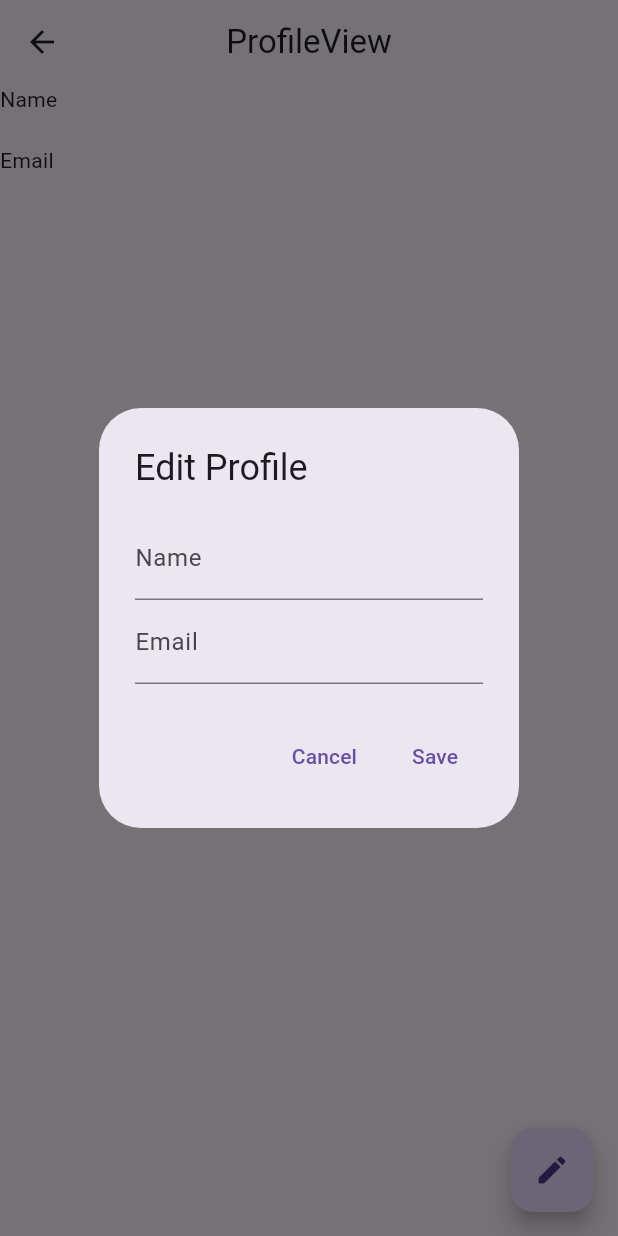
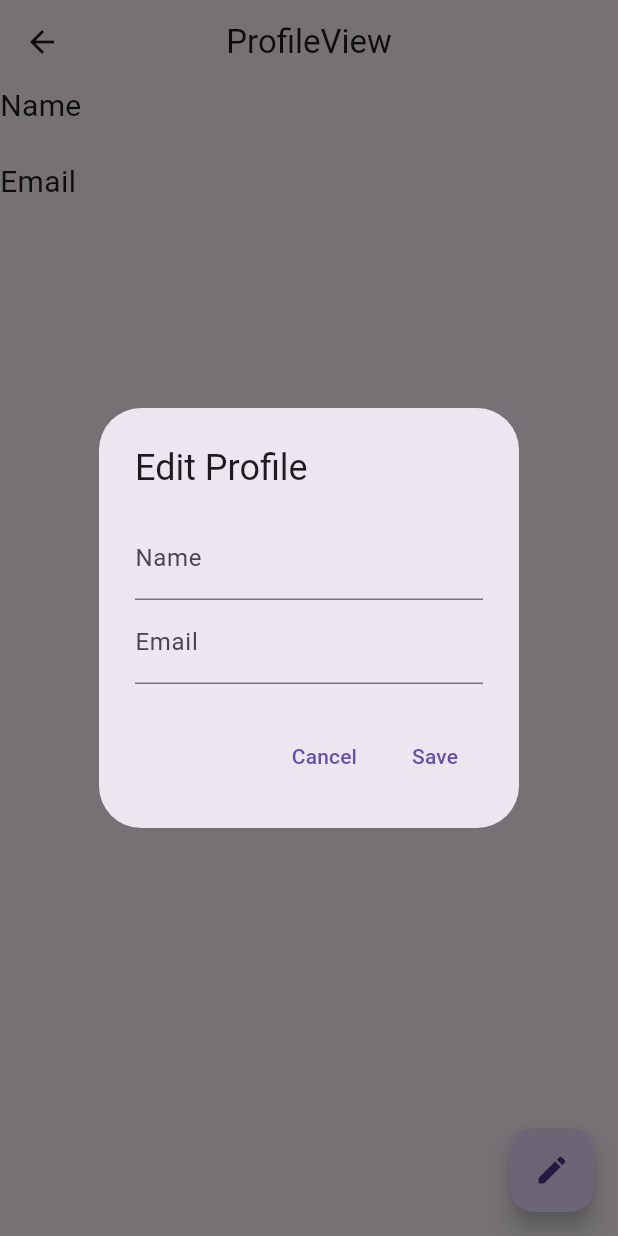
Before and after one commit to BrawlerXull/It-s-Urgent-, a Flutter app: the ProfileView screen opened by its route, after a tap on the "edit" icon, on a phone screen of 412 x 824 dp. Run offline on Flutter 3.47's test engine with Material 3 defaults, Android fonts, the phone set to English and light mode, and no system bars; our stand-ins replace cloud_firestore, firebase_auth, firebase_core, flutter_contacts, get, google_fonts and 1 more; accounts and stored records are empty; Roboto replaces fonts that are missing (Acme).

Commit message:
some changes

```diff
--- a/lib/app/modules/profile/controllers/profile_controller.dart
+++ b/lib/app/modules/profile/controllers/profile_controller.dart
@@ -1,11 +1,13 @@
-import 'package:get/get.dart';
+
 import 'package:cloud_firestore/cloud_firestore.dart';
 import 'package:firebase_auth/firebase_auth.dart';
+import 'package:get/get.dart';
 
 class ProfileController extends GetxController {
-  final count = 0.obs;
-  RxString name = "".obs;
-  RxString email = "".obs;
+  final UserService _userService = UserService();
+
+  final name = ''.obs;
+  final email = ''.obs;
 
   @override
   void onInit() {
@@ -15,46 +17,51 @@ class ProfileController extends GetxController {
 
   Future<void> fetchUserData() async {
     try {
-      String? userId = FirebaseAuth.instance.currentUser?.uid;
-
-      if (userId != null) {
-        DocumentSnapshot userSnapshot = await FirebaseFirestore.instance
-            .collection('users')
-            .doc(userId)
-            .get();
-
-        if (userSnapshot.exists) {
-          Map<String, dynamic> userData =
-              userSnapshot.data() as Map<String, dynamic>;
-          name.value = userData['name'] ?? 'Please Update the Name';
-          email.value = userData['email'] ?? 'Please Update the Email';
-        }
-      } else {
-        print('User is not logged in.');
-      }
+      final userData = await _userService.getUserData();
+      name.value = userData['name'] ?? 'Please Update the Name';
+      email.value = userData['email'] ?? 'Please Update the Email';
     } catch (e) {
       print('Error fetching user data: $e');
     }
   }
 
-
-  Future<void> updateUserData() async {
+  Future<void> updateUserData(String newName, String newEmail) async {
     try {
-      String? userId = FirebaseAuth.instance.currentUser?.uid;
-
-      if (userId != null) {
-        await FirebaseFirestore.instance
-            .collection('users')
-            .doc(userId)
-            .update({
-          'name': name.value,
-          'email': email.value,
-        });
-      } else {
-        print('User is not logged in.');
-      }
+      await _userService.updateUserData(newName, newEmail);
+      name.value = newName;
+      email.value = newEmail;
     } catch (e) {
       print('Error updating user data: $e');
     }
   }
 }
+
+
+class UserService {
+  final _firestore = FirebaseFirestore.instance;
+  final _auth = FirebaseAuth.instance;
+
+  Future<Map<String, dynamic>> getUserData() async {
+    final userId = _auth.currentUser?.uid;
+    if (userId == null) {
+      throw Exception('User is not logged in.');
+    }
+    final userSnapshot = await _firestore.collection('users').doc(userId).get();
+    if (userSnapshot.exists) {
+      return userSnapshot.data() as Map<String, dynamic>;
+    } else {
+      throw Exception('User document does not exist.');
+    }
+  }
+
+  Future<void> updateUserData(String newName, String newEmail) async {
+    final userId = _auth.currentUser?.uid;
+    if (userId == null) {
+      throw Exception('User is not logged in.');
+    }
+    await _firestore.collection('users').doc(userId).update({
+      'name': newName,
+      'email': newEmail,
+    });
+  }
+}
--- a/lib/app/modules/profile/views/profile_view.dart
+++ b/lib/app/modules/profile/views/profile_view.dart
@@ -1,5 +1,6 @@
 import 'package:flutter/material.dart';
 import 'package:get/get.dart';
+import 'package:google_fonts/google_fonts.dart';
 import '../controllers/profile_controller.dart';
 
 class ProfileView extends GetView<ProfileController> {
@@ -43,10 +44,8 @@ class ProfileView extends GetView<ProfileController> {
                   onPressed: () {
                     String newName = nameController.text.trim();
                     String newEmail = emailController.text.trim();
-                    controller.name.value = newName;
-                    controller.email.value = newEmail;
-                    controller.updateUserData();
-                    Navigator.of(context).pop();
+                    controller.updateUserData(newName , newEmail);
+                    Get.back();
                   },
                   child: const Text('Save'),
                 ),
@@ -59,10 +58,22 @@ class ProfileView extends GetView<ProfileController> {
       body: Column(
         crossAxisAlignment: CrossAxisAlignment.start,
         children: [
-          const Text("Name"),
-          Obx(() => Text(controller.name.value)),
-          const Text("Email"),
-          Obx(() => Text(controller.email.value)),
+          Text(
+            "Name",
+            style: GoogleFonts.acme(fontSize: 20),
+          ),
+          Obx(() => Text(
+                controller.name.value,
+                style: GoogleFonts.acme(fontSize: 15),
+              )),
+          Text(
+            "Email",
+            style: GoogleFonts.acme(fontSize: 20),
+          ),
+          Obx(() => Text(
+                controller.email.value,
+                style: GoogleFonts.acme(fontSize: 15),
+              )),
         ],
       ),
     );
```
